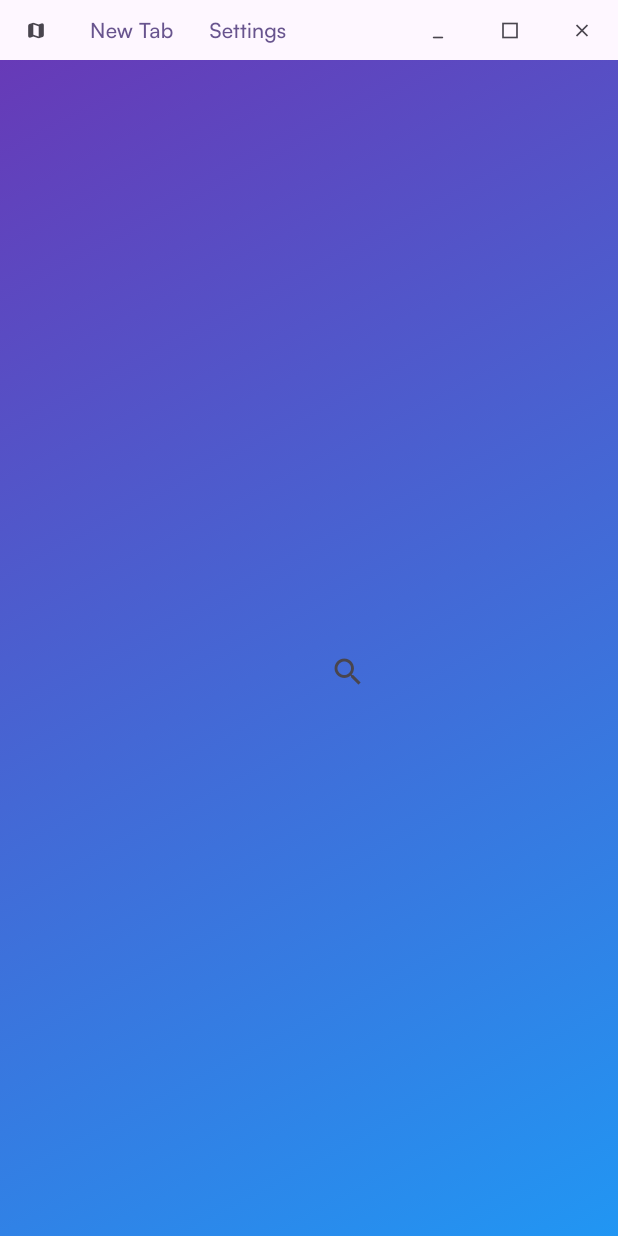
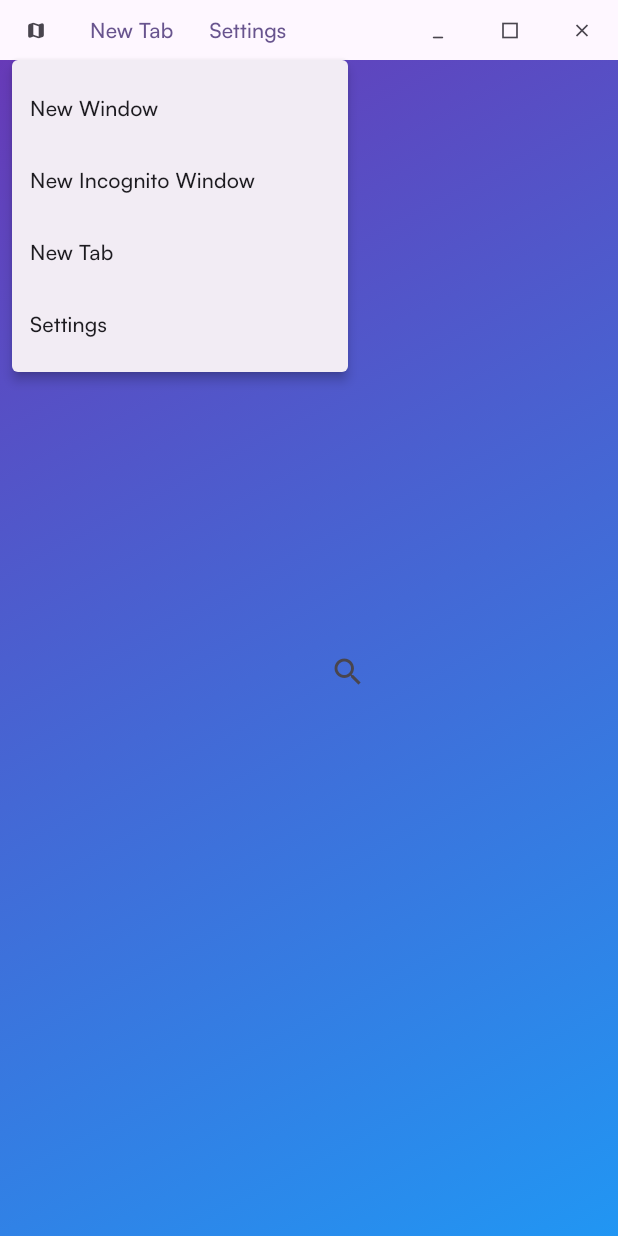
Before and after one commit to itcodehery/arc_clone, a Flutter app: the screen it shows after launch, after a tap on the "map" icon, on a phone screen of 412 x 824 dp. Run offline on Flutter 3.47's test engine with Material 3 defaults, Android fonts, the phone set to English and light mode, and no system bars; our stand-ins replace sqflite; missing offline and left inert: webview_windows, window_manager; accounts and stored records are empty.

Commit message:
playtime: done

```diff
--- a/lib/components/windows_titlebar.dart
+++ b/lib/components/windows_titlebar.dart
@@ -7,7 +7,7 @@ class WindowsTitlebar extends StatelessWidget {
   @override
   Widget build(BuildContext context) {
     const buttonStyle =
-        ButtonStyle(fixedSize: MaterialStatePropertyAll(Size(30, 30)));
+        ButtonStyle(fixedSize: WidgetStatePropertyAll(Size(30, 30)));
     return GestureDetector(
       onDoubleTap: () async {
         await windowManager.isFullScreen();
@@ -16,7 +16,27 @@ class WindowsTitlebar extends StatelessWidget {
         children: [
           IconButton(
               style: buttonStyle,
-              onPressed: () {},
+              onPressed: () {
+                //showOverlay
+                showMenu(
+                  context: context,
+                  position: const RelativeRect.fromLTRB(0, 40, 0, 0),
+                  items: const [
+                    PopupMenuItem(
+                      child: Text('New Window'),
+                    ),
+                    PopupMenuItem(
+                      child: Text('New Incognito Window'),
+                    ),
+                    PopupMenuItem(
+                      child: Text('New Tab'),
+                    ),
+                    PopupMenuItem(
+                      child: Text('Settings'),
+                    ),
+                  ],
+                );
+              },
               icon: const Center(
                 child: Icon(
                   Icons.map_rounded,
--- a/lib/open_tab.dart
+++ b/lib/open_tab.dart
@@ -24,6 +24,9 @@ class _OpenTabState extends State<OpenTab> {
   @override
   void initState() {
     super.initState();
+
+    _controller = WebviewController();
+    initializeController();
     initPlatformState();
   }
 
--- /dev/null
+++ b/lib/playground.dart
@@ -0,0 +1,13 @@
+String smash(List<String> words) {
+  // your code here
+  // String result = "";
+  // if (words.isEmpty) {
+  //   return result;
+  // } else {
+  //   for (var word in words) {
+  //     result += "$word ";
+  //   }
+  //   return result.trim();
+  // }
+  return words.join(" ");
+}
```
Also changed, not shown: pubspec.lock, 1 other file.
